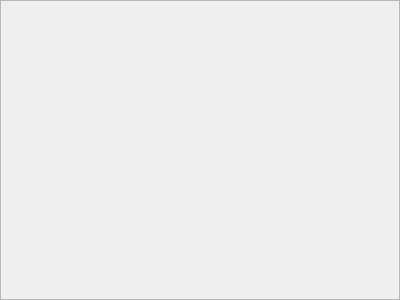
Before: the Qt Designer form Client/Plugins/Administration/FileFram.ui in freakyzoidberg/horus-edu, drawn with Qt 5.
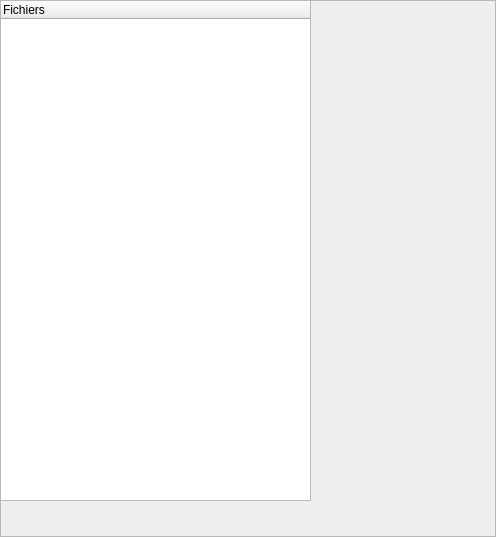
After: the same form once the commit is applied.

What changed in the file:
```diff
--- a/Client/Plugins/Administration/FileFram.ui
+++ b/Client/Plugins/Administration/FileFram.ui
@@ -1,16 +1,13 @@
 <?xml version='1.0'?>
 <ui version="4.0" >
  <class>FileFram</class>
- <widget class="QFrame" name="FileFram" >
-  <property name="frameShadow" >
-   <enum>QFrame::Raised</enum>
-  </property>
-  <property name="geometry" >
+ <widget class="QFrame" name="FileFram">
+  <property name="geometry">
    <rect>
     <x>0</x>
     <y>0</y>
-    <width>400</width>
-    <height>300</height>
+    <width>496</width>
+    <height>537</height>
    </rect>
   </property>
   <property name="frameShape" >
@@ -19,5 +16,35 @@
   <property name="windowTitle" >
    <string>Frame</string>
   </property>
+  <property name="frameShape">
+   <enum>QFrame::StyledPanel</enum>
+  </property>
+  <property name="frameShadow">
+   <enum>QFrame::Raised</enum>
+  </property>
+  <widget class="QWidget" name="horizontalLayoutWidget_2">
+   <property name="geometry">
+    <rect>
+     <x>0</x>
+     <y>0</y>
+     <width>311</width>
+     <height>501</height>
+    </rect>
+   </property>
+   <layout class="QGridLayout" name="mainLayout">
+    <item row="0" column="1">
+     <layout class="QGridLayout" name="userLayout"/>
+    </item>
+    <item row="0" column="0">
+     <widget class="QTreeWidget" name="treeWidget">
+      <column>
+       <property name="text">
+        <string>Fichiers</string>
+       </property>
+      </column>
+     </widget>
+    </item>
+   </layout>
+  </widget>
  </widget>
 </ui>
```
Left out of the diff: 11 changed lines with no effect on the pictures.
